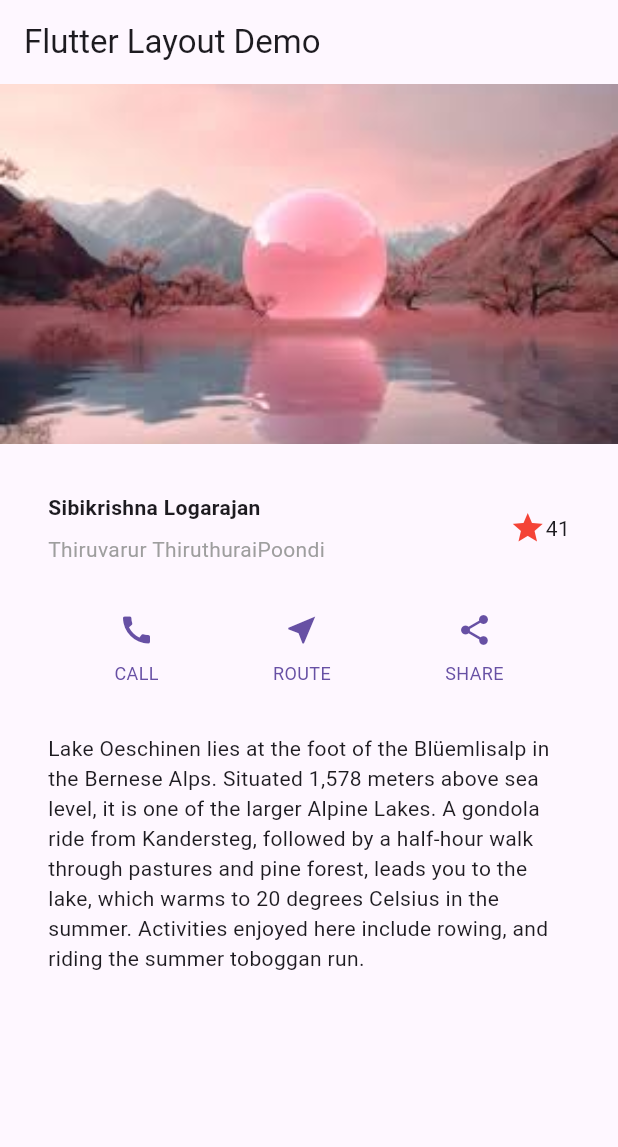
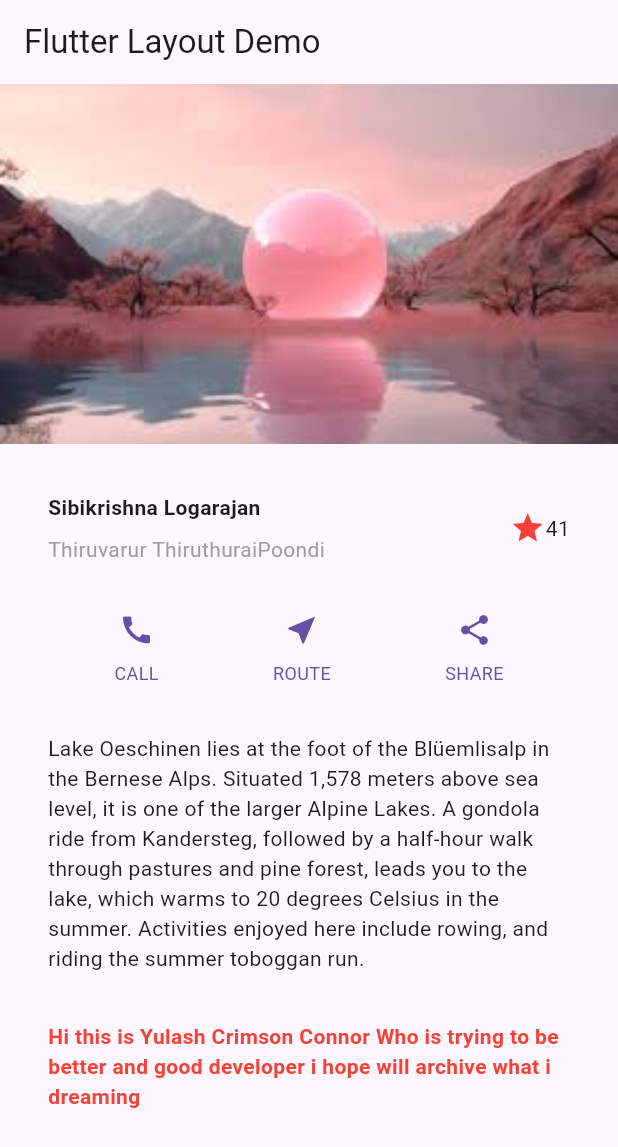
Before and after one commit to Yuslash/what-the-hell-is-even-that, a Flutter app: the screen it shows after launch, on a phone screen of 412 x 824 dp. Shown: the top 1147 px of the screen. Run offline on Flutter 3.47's test engine with Material 3 defaults, Android fonts, the phone set to English and light mode, and no system bars.

Commit message:
Why i have so much gap

```diff
--- /dev/null
+++ b/lib/Pages/TryOwnSection.dart
@@ -0,0 +1,25 @@
+import 'package:flutter/material.dart';
+
+class TryOwnSection extends StatelessWidget {
+  const TryOwnSection({
+    super.key,
+    required this.someText,
+  });
+
+  final String someText;
+
+  @override
+
+  Widget build(BuildContext context) {
+    return Padding(padding:  const EdgeInsets.only(right: 32, left: 32, ),
+      child: Text(
+        someText,
+        style: TextStyle(
+          fontWeight: FontWeight.bold,
+          color: Colors.red[500],
+        ),
+      ),
+    );
+  }
+
+}
--- a/lib/main.dart
+++ b/lib/main.dart
@@ -3,6 +3,7 @@ import 'package:learning_1/Pages/ButtonSection.dart';
 import 'package:learning_1/Pages/ImageSection.dart';
 import 'package:learning_1/Pages/TextSection.dart';
 import 'package:learning_1/Pages/TitleSection.dart';
+import 'package:learning_1/Pages/TryOwnSection.dart';
 
 void main() {
   runApp(MyApp());
@@ -41,6 +42,9 @@ class MyApp extends StatelessWidget {
                     'degrees Celsius in the summer. Activities enjoyed here '
                     'include rowing, and riding the summer toboggan run.',
               ),
+              TryOwnSection(someText: "Hi this is Yulash Crimson Connor Who is trying to be "
+                "better and good developer i hope will archive what i dreaming",
+              )
             ],
           ),
         ),
```
